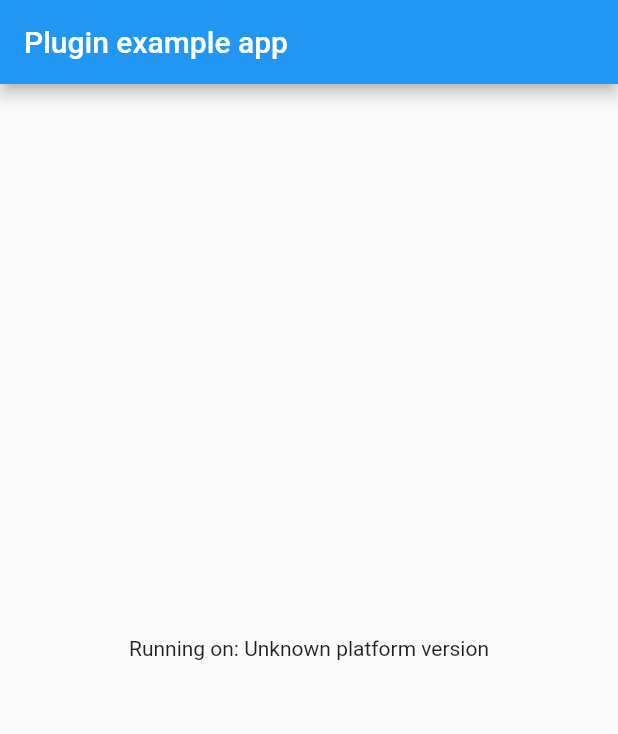
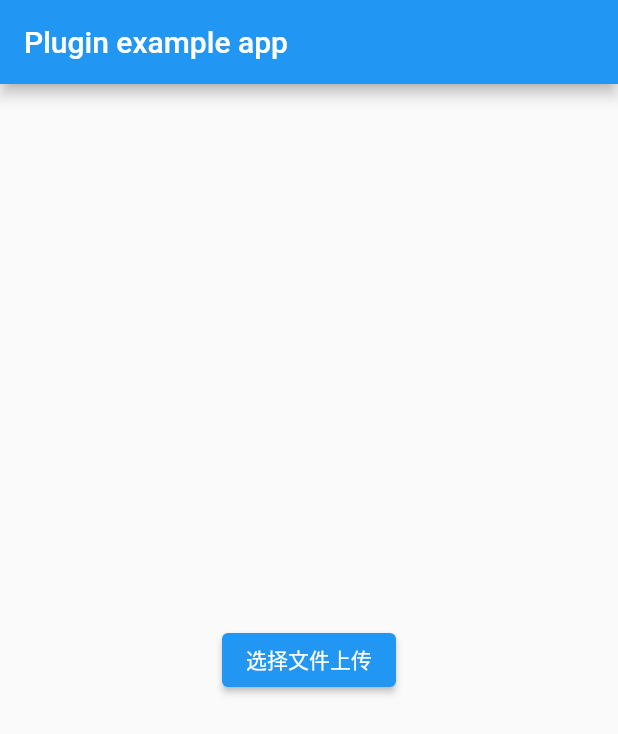
Before and after one commit to XiaoXin620/cos_tencent_plugin, a Flutter app: the screen it shows after launch, on a phone screen of 412 x 824 dp. Shown: the top 734 px of the screen. Run offline on Flutter 3.47's test engine with Material 2 defaults, Android fonts, the phone set to English and light mode, and no system bars; missing offline and left inert: wechat_assets_picker.

Commit message:
更新上传方法与测试依赖

```diff
--- a/example/lib/main.dart
+++ b/example/lib/main.dart
@@ -1,8 +1,11 @@
+import 'dart:io';
+
 import 'package:flutter/material.dart';
 import 'dart:async';
 
 import 'package:flutter/services.dart';
 import 'package:cos_tencent_plugin/cos_tencent_plugin.dart';
+import 'package:wechat_assets_picker/wechat_assets_picker.dart';
 
 void main() {
   runApp(const MyApp());
@@ -54,7 +57,16 @@ class _MyAppState extends State<MyApp> {
           title: const Text('Plugin example app'),
         ),
         body: Center(
-          child: Text('Running on: $_platformVersion\n'),
+          child: ElevatedButton(onPressed: () async {
+            final List<AssetEntity>? assets =
+                await AssetPicker.pickAssets(context, maxAssets: 1);
+            if (assets != null) {
+              AssetEntity asset = assets.first;
+              File? file = await asset.originFile;
+              // CosTencentPlugin.uploadByFile(region, appid, bucket, secretId, secretKey, sessionToken, expiredTime, cosPath, localPath)
+            }
+
+          }, child: Text("选择文件上传"),),
         ),
       ),
     );
--- a/example/pubspec.yaml
+++ b/example/pubspec.yaml
@@ -29,6 +29,8 @@ dependencies:
   # The following adds the Cupertino Icons font to your application.
   # Use with the CupertinoIcons class for iOS style icons.
   cupertino_icons: ^1.0.2
+  #照片选择微信
+  wechat_assets_picker: ^6.2.3
 
 dev_dependencies:
   flutter_test:
--- a/lib/cos_tencent_plugin.dart
+++ b/lib/cos_tencent_plugin.dart
@@ -8,14 +8,44 @@ class CosTencentPlugin {
 
   static Future<String?> get platformVersion async {
     final String? version = await _channel.invokeMethod('getPlatformVersion');
-    final String? version1 =await _channel.invokeMethod("uploadFile",<String,dynamic>{
-      "localPath": "sss",
-      "appid": "add",
-      "region": "regionsss",
-      "region": "regionsssss",
-      "cosPath": "cosPath",
-      "bucket":"bucket1122"
+    // final String? version1 =await _channel.invokeMethod("uploadFile",<String,dynamic>{
+    //   "localPath": "sss",
+    //   "appid": "add",
+    //   "region": "regionsss",
+    //   "region": "regionsssss",
+    //   "cosPath": "cosPath",
+    //   "bucket":"bucket1122"
+    // });
+    return version;
+  }
+
+  static Future<String> get getNative async {
+    return await _channel.invokeMethod('getNative');
+  }
+  static Future<dynamic> uploadByFile(
+      String region,
+      String appid,
+      String bucket,
+      String secretId,
+      String secretKey,
+      String sessionToken,
+      expiredTime,
+      String cosPath,
+      String localPath) {
+    return _channel.invokeMethod<dynamic>('uploadFile', {
+      'region': region,
+      'appid': appid,
+      'bucket': bucket,
+      'secretId': secretId,
+      'secretKey': secretKey,
+      'expiredTime': expiredTime,
+      'sessionToken': sessionToken,
+      'cosPath': cosPath,
+      'localPath': localPath,
     });
-    return version1;
+  }
+
+  static void setMethodCallHandler(Future<dynamic> handler(MethodCall call)) {
+    _channel.setMethodCallHandler(handler);
   }
 }
```
Also changed, not shown: example/pubspec.lock, 1 other file.
